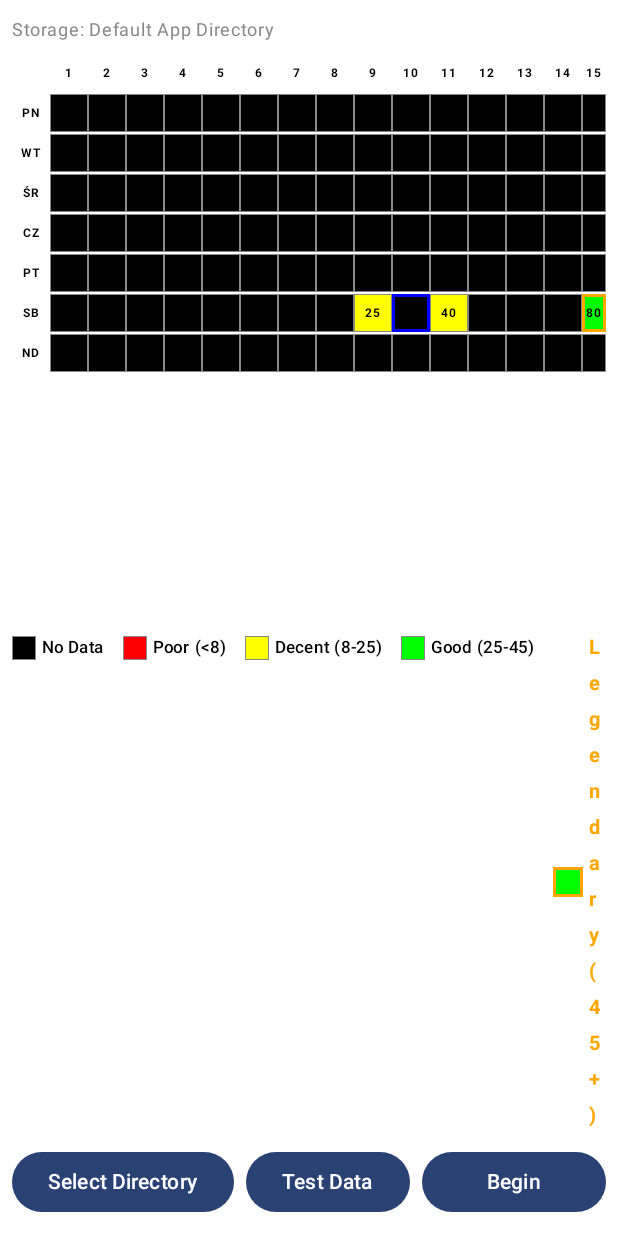
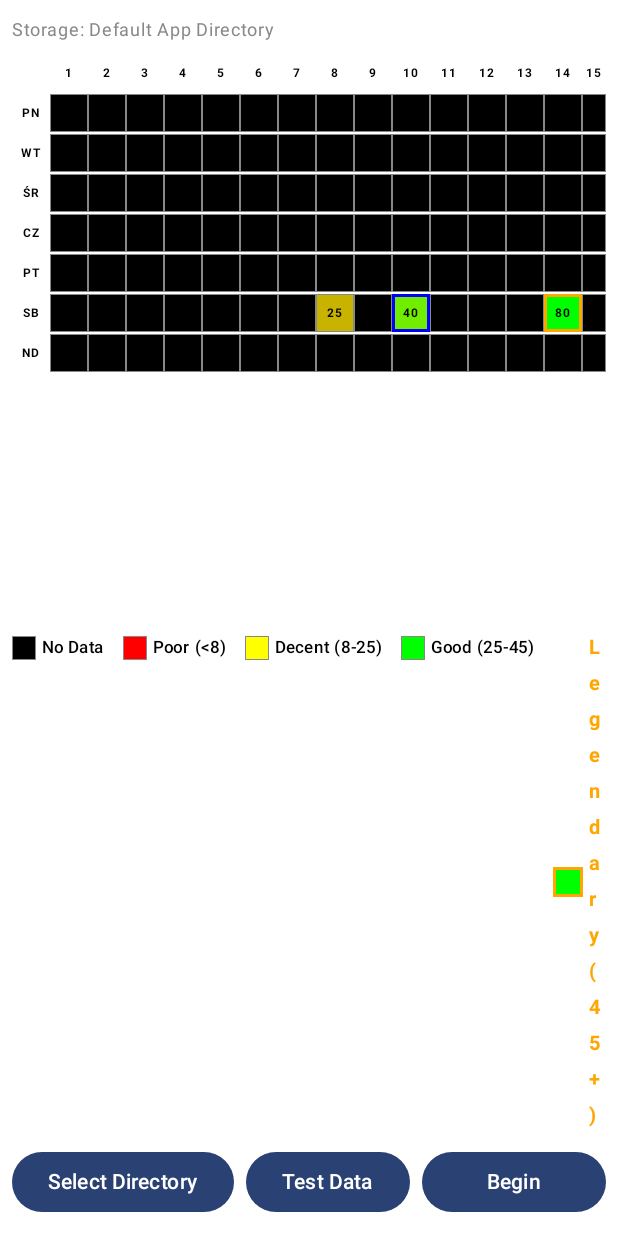
Before and after one commit to titaniummachine1/BoltAssist, an Android app built with Jetpack Compose: the @Preview function DefaultPreview, on a phone screen of 412 x 824 dp. Run offline under Robolectric (Android 15) with nearby library versions, the light colour scheme and no system bars.

Commit message:
app/src/main/java/com/example/boltassist: works mostly

```diff
--- a/app/src/main/java/com/example/boltassist/MainActivity.kt
+++ b/app/src/main/java/com/example/boltassist/MainActivity.kt
@@ -32,6 +32,8 @@ import java.io.File
 import androidx.compose.foundation.horizontalScroll
 import androidx.compose.foundation.rememberScrollState
 import androidx.compose.foundation.layout.Box
+import androidx.compose.ui.graphics.lerp
+import kotlinx.coroutines.delay
 
 class MainActivity : ComponentActivity() {
     private var onFolderSelected: ((String) -> Unit)? = null
@@ -210,9 +212,15 @@ fun WeeklyEarningsGrid() {
     // Get live grid data
     val trips = TripManager.tripsCache
     val gridData = TripManager.getWeeklyGrid()
-    val currentTime = TripManager.getCurrentTime()
-
-    // Highlight the current hour in a 1-24 header (map 0 to 24)
+    // Track system time to update highlight each minute
+    var currentTime by remember { mutableStateOf(TripManager.getCurrentTime()) }
+    LaunchedEffect(Unit) {
+        while (true) {
+            delay(60_000L)
+            currentTime = TripManager.getCurrentTime()
+        }
+    }
+    // Compute header index for highlighting (map hour 0-23 to index 0-23 for 1-24 labels)
     val highlightIndex = (currentTime.second - 1 + 24) % 24
 
     LaunchedEffect(trips.size) {
@@ -281,34 +289,36 @@ fun WeeklyEarningsGrid() {
 
 @Composable
 fun SimpleGridCell(earnings: Double, isCurrentTime: Boolean) {
-    // Categorize cell: legendary shows green with orange border
-    val isLegendary = earnings >= 45.0
-    val backgroundColor = when {
-        earnings == 0.0 -> Color.Black // No data
-        isLegendary -> Color.Green
-        earnings >= 25.0 -> Color.Yellow // Decent
-        earnings >= 8.0 -> Color.Red // Poor
-        else -> Color(0.5f, 0f, 0f) // Very poor
+    // Gradient fill up to legendary threshold, then outline legend
+    val threshold = 45.0
+    if (earnings == 0.0) {
+        // No data
+        Box(
+            modifier = Modifier
+                .size(25.dp)
+                .background(Color.Black)
+                .border(if (isCurrentTime) 2.dp else 0.5.dp, if (isCurrentTime) Color.Blue else Color.Gray)
+        ) {}
+        return
     }
-    // Border: orange for legendary, blue for current hour, gray otherwise
-    val borderColor = when {
-        isCurrentTime -> Color.Blue
-        isLegendary -> Color(1f, 0.65f, 0f)
-        else -> Color.Gray
-    }
-    val borderWidth = when {
-        isCurrentTime || isLegendary -> 2.dp
-        else -> 0.5.dp
-    }
-    val cellSize = 25.dp // Same size for all cells
-
+    // Interpolate from red (0) to green (threshold)
+    val ratio = (earnings / threshold).coerceIn(0.0, 1.0).toFloat()
+    val fillColor = lerp(Color.Red, Color.Green, ratio)
+    val isLegendary = earnings >= threshold
+    // Draw box with interpolated background and outline for legend or current hour
     Box(
         modifier = Modifier
-            .size(cellSize)
-            .background(backgroundColor)
-            .border(borderWidth, borderColor)
+            .size(25.dp)
+            .background(fillColor)
+            .border(
+                width = if (isLegendary || isCurrentTime) 2.dp else 0.5.dp,
+                color = when {
+                    isCurrentTime -> Color.Blue
+                    isLegendary -> Color(1f, 0.65f, 0f)
+                    else -> Color.Gray
+                }
+            )
     ) {
-        // Show earnings text for any cell with data
         if (earnings > 0.0) {
             Text(
                 text = "${earnings.toInt()}",
--- a/app/src/main/java/com/example/boltassist/TripManager.kt
+++ b/app/src/main/java/com/example/boltassist/TripManager.kt
@@ -363,13 +363,14 @@ object TripManager {
                         Calendar.SUNDAY -> 6
                         else -> 0
                     }
-                    val hour = calendar.get(Calendar.HOUR_OF_DAY)
+                    // Determine raw hour (0-23) and map to 0-based index (header labels 1-24)
+                    val rawHour = calendar.get(Calendar.HOUR_OF_DAY)
+                    val hourIndex = (rawHour - 1 + 24) % 24
+                    // Add total earnings to grid at mapped index
+                    grid[day][hourIndex] += trip.earningsPLN.toDouble()
 
-                    // Add total earnings to grid (sum all trips in same hour)
-                    grid[day][hour] += trip.earningsPLN.toDouble()
-
-                    android.util.Log.d("BoltAssist", "SUCCESS: Trip ${trip.id} -> Day=$day, Hour=$hour, Earnings=${trip.earningsPLN} PLN")
-                    android.util.Log.d("BoltAssist", "Grid[$day][$hour] now = ${grid[day][hour]} PLN total")
+                    android.util.Log.d("BoltAssist", "SUCCESS: Trip ${trip.id} -> Day=$day, RawHour=$rawHour, Index=$hourIndex, Earnings=${trip.earningsPLN} PLN")
+                    android.util.Log.d("BoltAssist", "Grid[$day][$hourIndex] now = ${grid[day][hourIndex]} PLN total")
                 } catch (e: Exception) {
                     android.util.Log.e("BoltAssist", "ERROR processing trip: $trip", e)
                 }
```
Also changed, not shown: app/src/main/java/com/example/boltassist/FloatingWindowService.kt (+33 -4 lines).
